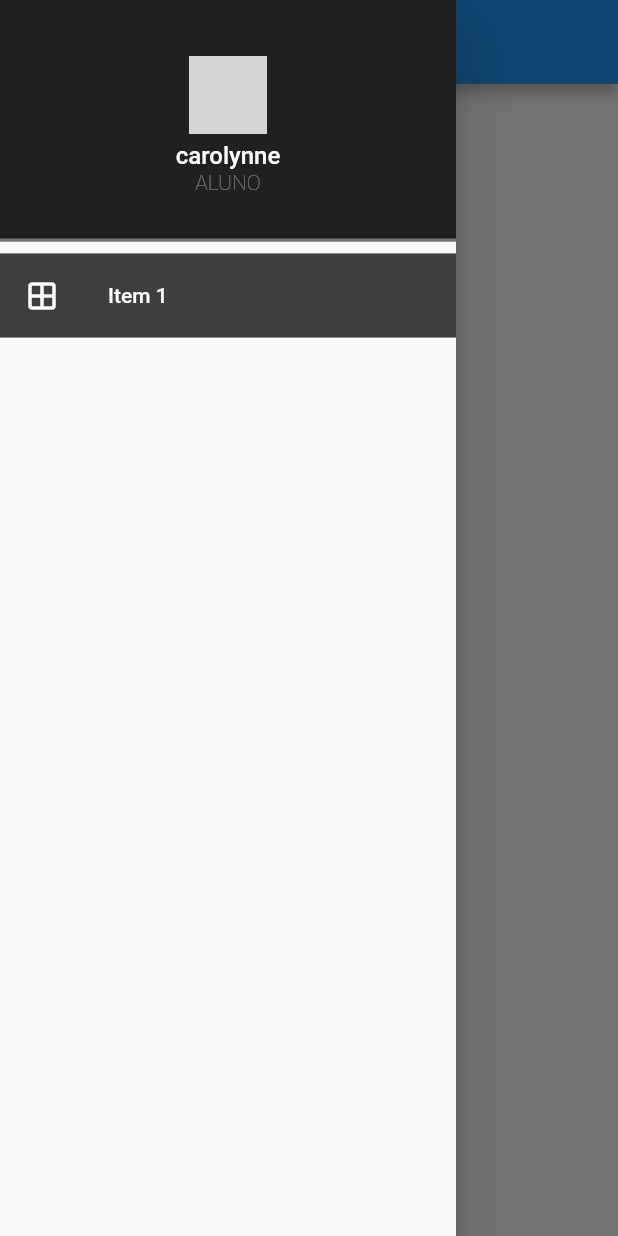
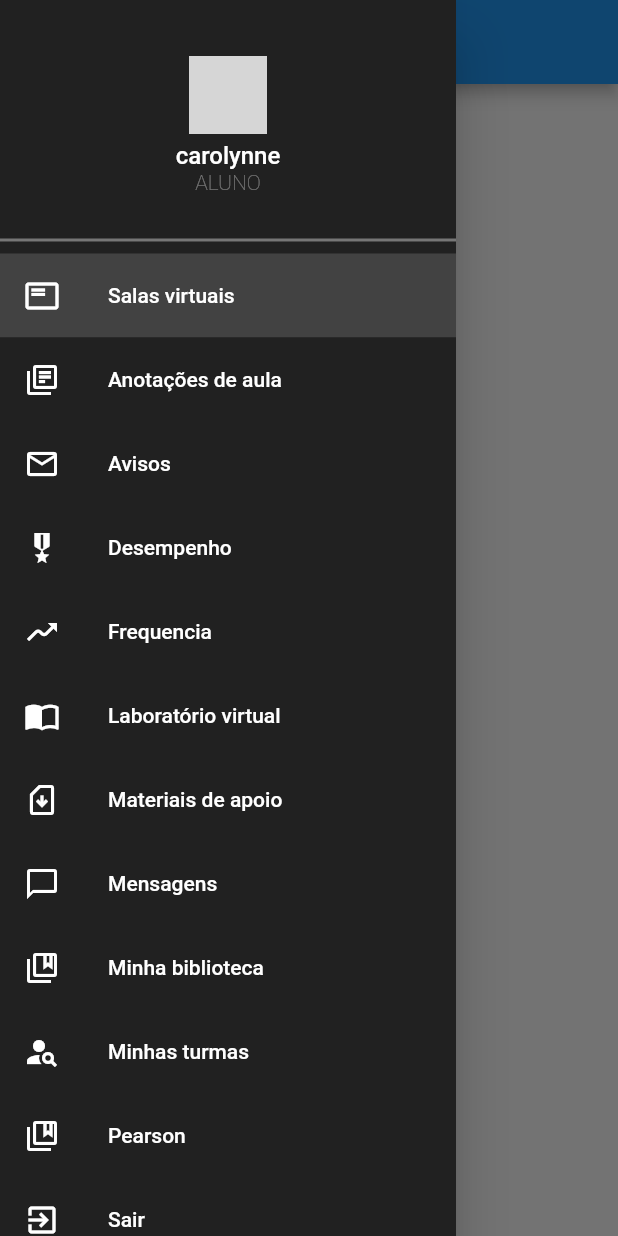
Before and after one commit to quaroline/ambiente_aula, a Flutter app: the screen it shows after launch, with the side drawer open, on a phone screen of 412 x 824 dp. Run offline on Flutter 3.47's test engine with Material 2 defaults, Android fonts, the phone set to English and light mode, and no system bars; our stand-ins replace tuple; network calls fail; grey boxes are pictures that could not be loaded.

Commit message:
Sidebar done.

```diff
--- a/lib/main.dart
+++ b/lib/main.dart
@@ -1,4 +1,5 @@
 import 'package:flutter/material.dart';
+import 'package:tuple/tuple.dart';
 
 void main() {
   runApp(MyApp());
@@ -9,11 +10,10 @@ const String studentName = "Carolynne";
 
 Map imagesUris = {};
 
-enum ImageType {
-  user
-}
+enum ImageType { user }
 
-String getImageUrl(ImageType type) => imageUrl.replaceAll("{0}", imagesUris[type.toString()]);
+String getImageUrl(ImageType type) =>
+    imageUrl.replaceAll("{0}", imagesUris[type.toString()]);
 
 class MyApp extends StatelessWidget {
   @override
@@ -44,12 +44,56 @@ class _MyHomePageState extends State<MyHomePage> {
     imagesUris[ImageType.user.toString()] = 'w65MVVH';
   }
 
+  List<Widget> _createMenu() {
+    var textColor = Colors.white;
+
+    List<Widget> tiles = [_createDrawerHeader()];
+
+    [
+      Tuple2<String, Icon>("Salas virtuais",
+          Icon(Icons.featured_play_list_outlined, color: textColor)),
+      Tuple2<String, Icon>("Anotações de aula",
+          Icon(Icons.library_books_outlined, color: textColor)),
+      Tuple2<String, Icon>(
+          "Avisos", Icon(Icons.email_outlined, color: textColor)),
+      Tuple2<String, Icon>(
+          "Desempenho", Icon(Icons.military_tech, color: textColor)),
+      Tuple2<String, Icon>("Frequencia", Icon(Icons.moving, color: textColor)),
+      Tuple2<String, Icon>(
+          "Laboratório virtual", Icon(Icons.import_contacts, color: textColor)),
+      Tuple2<String, Icon>("Materiais de apoio",
+          Icon(Icons.sim_card_download_outlined, color: textColor)),
+      Tuple2<String, Icon>(
+          "Mensagens", Icon(Icons.messenger_outline, color: textColor)),
+      Tuple2<String, Icon>("Minha biblioteca",
+          Icon(Icons.collections_bookmark_outlined, color: textColor)),
+      Tuple2<String, Icon>(
+          "Minhas turmas", Icon(Icons.person_search, color: textColor)),
+      Tuple2<String, Icon>("Pearson",
+          Icon(Icons.collections_bookmark_outlined, color: textColor)),
+      Tuple2<String, Icon>("Sair", Icon(Icons.exit_to_app, color: textColor))
+    ].forEach((tuple) {
+      tiles.add(ListTile(
+          title: Text(tuple.item1, style: TextStyle(color: Colors.white)),
+          leading: tuple.item2,
+          tileColor: Colors.grey.shade900,
+          selectedTileColor: Colors.grey.shade800,
+          hoverColor: Colors.grey.shade700,
+          selected: tuple.item1 == "Salas virtuais",
+          onTap: () {
+            Navigator.pop(context);
+          }));
+    });
+
+    return tiles;
+  }
+
   Widget _createDrawerHeader() {
     return DrawerHeader(
         decoration: BoxDecoration(
-        color: Color.fromRGBO(32, 32, 32, 1),
-        border: Border(bottom: BorderSide(color: Colors.white38, width: 2))
-      ),
+            color: Colors.grey.shade900,
+            border:
+                Border(bottom: BorderSide(color: Colors.white38, width: 2))),
         child: Center(
             child: Column(
           crossAxisAlignment: CrossAxisAlignment.center,
@@ -62,55 +106,27 @@ class _MyHomePageState extends State<MyHomePage> {
                     shape: BoxShape.circle,
                     image: DecorationImage(
                         fit: BoxFit.fill,
-                      image: NetworkImage(getImageUrl(ImageType.user))
-                  )
-              )
-            ),
+                        image: NetworkImage(getImageUrl(ImageType.user))))),
             Container(
                 margin: EdgeInsets.only(top: 5),
-              child: Text(
-                studentName.toLowerCase(),
-                style: TextStyle(color: Colors.white, fontSize: 16)
-              )
-            ),
+                child: Text(studentName.toLowerCase(),
+                    style: TextStyle(color: Colors.white, fontSize: 16))),
             Container(
-              child: Text(
-                "ALUNO",
-                style: TextStyle(color: Colors.white38, fontSize: 14, fontWeight: FontWeight.w100)
-              )
-            )
+                child: Text("ALUNO",
+                    style: TextStyle(
+                        color: Colors.white38,
+                        fontSize: 14,
+                        fontWeight: FontWeight.w100)))
           ],
-        )
-      )
-    );
-  }
-
-  Widget _createDrawerOptions() {
-    return Container(
-      color: Colors.black54,
-      child: ListTile(
-        title: Text('Item 1', style: TextStyle(color: Colors.white)),
-        leading: Icon(Icons.border_all_rounded, color: Colors.white),
-        selected: true,
-        selectedTileColor: Colors.black45,
-        hoverColor: Colors.black38,
-        onTap: () {
-          Navigator.pop(context);
-        },
-      )
-    );
+        )));
   }
 
   Widget _createSidebar() {
-    return Drawer(
-      child: ListView(
-        padding: EdgeInsets.zero,
-        children: <Widget>[
-          _createDrawerHeader(),
-          _createDrawerOptions()
-        ],
-      )
-    );
+    return Theme(
+        data: Theme.of(context).copyWith(canvasColor: Colors.grey.shade900),
+        child: Drawer(
+            child:
+                ListView(padding: EdgeInsets.zero, children: _createMenu())));
   }
 
   @override
@@ -120,7 +136,6 @@ class _MyHomePageState extends State<MyHomePage> {
     return Scaffold(
         appBar: AppBar(title: Text("Me passa, pfv!")),
         body: Center(child: Text('My Page!')),
-      drawer: _createSidebar()
-    );
+        drawer: _createSidebar());
   }
 }
--- a/pubspec.yaml
+++ b/pubspec.yaml
@@ -28,6 +28,7 @@ dependencies:
   # The following adds the Cupertino Icons font to your application.
   # Use with the CupertinoIcons class for iOS style icons.
   cupertino_icons: ^1.0.2
+  tuple: ^2.0.0
 
 dev_dependencies:
   flutter_test:
```
Lines whose indentation alone changed are shown as unchanged.
